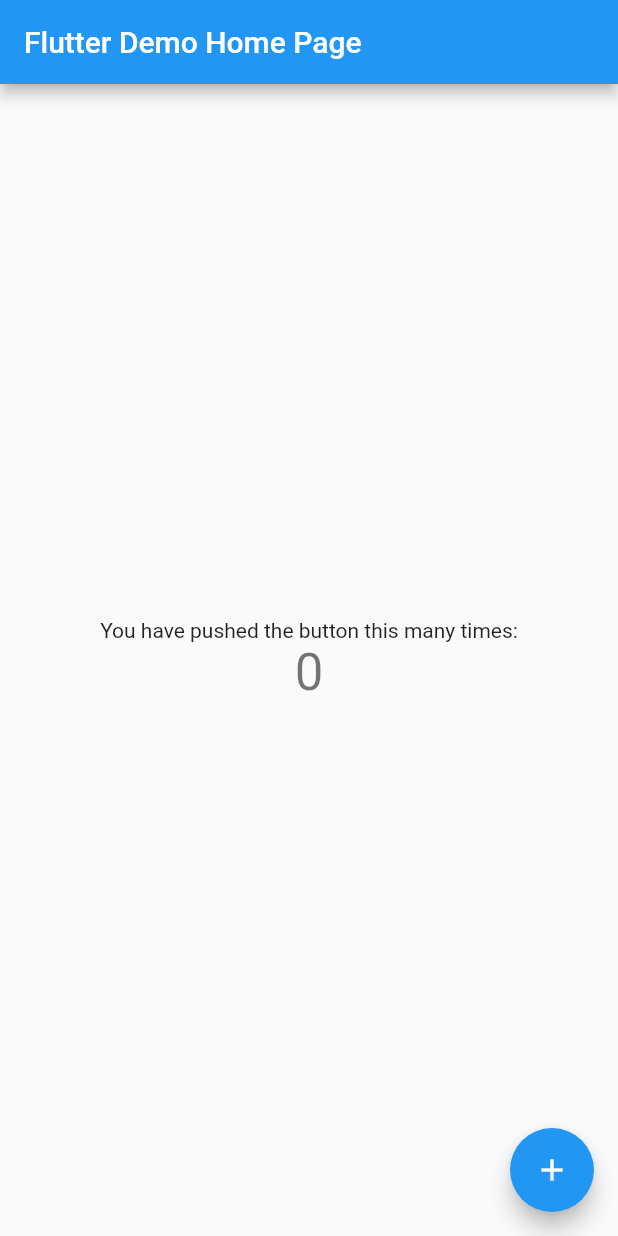
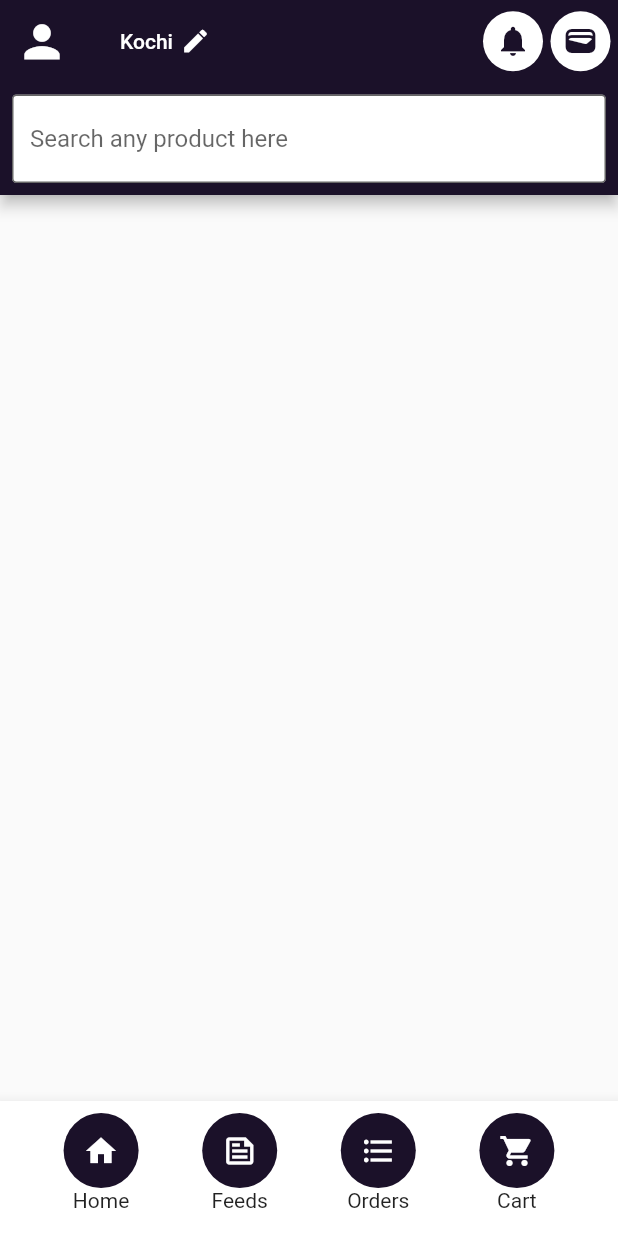
Before and after one commit to vineeth2768/Wexo_Ecommarce, a Flutter app: the screen it shows after launch, on a phone screen of 412 x 824 dp. Run offline on Flutter 3.47's test engine with Material 2 defaults, Android fonts, the phone set to English and light mode, and no system bars; drawn by our look-alikes of searchfield; Roboto replaces fonts that are missing (OoohBaby).

Commit message:
AppBar and BottomBar Ui completed!

```diff
--- /dev/null
+++ b/lib/const/colors/colors.dart
@@ -0,0 +1,4 @@
+import 'package:flutter/material.dart';
+
+const Color baseColor = Color(0xFF1B1129);
+const Color kWhiteColor = Colors.white;
--- /dev/null
+++ b/lib/const/size/size.dart
@@ -0,0 +1,19 @@
+import 'package:flutter/material.dart';
+
+/////// Application Height ////////////////
+
+const SizedBox kHeight5 = SizedBox(height: 5);
+const SizedBox kHeight3 = SizedBox(height: 3);
+const SizedBox kHeight8 = SizedBox(height: 8);
+const SizedBox kHeight10 = SizedBox(height: 10);
+const SizedBox kHeight15 = SizedBox(height: 15);
+const SizedBox kHeight20 = SizedBox(height: 20);
+
+/////// Application Width ////////////////
+
+const SizedBox kWidth5 = SizedBox(width: 5);
+const SizedBox kWidth3 = SizedBox(width: 3);
+const SizedBox kWidth8 = SizedBox(width: 8);
+const SizedBox kWidth10 = SizedBox(width: 10);
+const SizedBox kWidth15 = SizedBox(width: 15);
+const SizedBox kWidth20 = SizedBox(width: 20);
--- a/lib/main.dart
+++ b/lib/main.dart
@@ -1,4 +1,5 @@
 import 'package:flutter/material.dart';
+import 'package:wexo_ecommarce/screens/home/screen_home.dart';
 
 void main() {
   runApp(const MyApp());
@@ -11,105 +12,13 @@
   @override
   Widget build(BuildContext context) {
     return MaterialApp(
-      title: 'Flutter Demo',
+      debugShowCheckedModeBanner: false,
+      title: 'Wexo',
       theme: ThemeData(
-        // This is the theme of your application.
-        //
-        // Try running your application with "flutter run". You'll see the
-        // application has a blue toolbar. Then, without quitting the app, try
-        // changing the primarySwatch below to Colors.green and then invoke
-        // "hot reload" (press "r" in the console where you ran "flutter run",
-        // or simply save your changes to "hot reload" in a Flutter IDE).
-        // Notice that the counter didn't reset back to zero; the application
-        // is not restarted.
+        fontFamily: 'OoohBaby',
         primarySwatch: Colors.blue,
       ),
-      home: const MyHomePage(title: 'Flutter Demo Home Page'),
+      home: const HomeScreen(),
     );
   }
 }
-
-class MyHomePage extends StatefulWidget {
-  const MyHomePage({super.key, required this.title});
-
-  // This widget is the home page of your application. It is stateful, meaning
-  // that it has a State object (defined below) that contains fields that affect
-  // how it looks.
-
-  // This class is the configuration for the state. It holds the values (in this
-  // case the title) provided by the parent (in this case the App widget) and
-  // used by the build method of the State. Fields in a Widget subclass are
-  // always marked "final".
-
-  final String title;
-
-  @override
-  State<MyHomePage> createState() => _MyHomePageState();
-}
-
-class _MyHomePageState extends State<MyHomePage> {
-  int _counter = 0;
-
-  void _incrementCounter() {
-    setState(() {
-      // This call to setState tells the Flutter framework that something has
-      // changed in this State, which causes it to rerun the build method below
-      // so that the display can reflect the updated values. If we changed
-      // _counter without calling setState(), then the build method would not be
-      // called again, and so nothing would appear to happen.
-      _counter++;
-    });
-  }
-
-  @override
-  Widget build(BuildContext context) {
-    // This method is rerun every time setState is called, for instance as done
-    // by the _incrementCounter method above.
-    //
-    // The Flutter framework has been optimized to make rerunning build methods
-    // fast, so that you can just rebuild anything that needs updating rather
-    // than having to individually change instances of widgets.
-    return Scaffold(
-      appBar: AppBar(
-        // Here we take the value from the MyHomePage object that was created by
-        // the App.build method, and use it to set our appbar title.
-        title: Text(widget.title),
-      ),
-      body: Center(
-        // Center is a layout widget. It takes a single child and positions it
-        // in the middle of the parent.
-        child: Column(
-          // Column is also a layout widget. It takes a list of children and
-          // arranges them vertically. By default, it sizes itself to fit its
-          // children horizontally, and tries to be as tall as its parent.
-          //
-          // Invoke "debug painting" (press "p" in the console, choose the
-          // "Toggle Debug Paint" action from the Flutter Inspector in Android
-          // Studio, or the "Toggle Debug Paint" command in Visual Studio Code)
-          // to see the wireframe for each widget.
-          //
-          // Column has various properties to control how it sizes itself and
-          // how it positions its children. Here we use mainAxisAlignment to
-          // center the children vertically; the main axis here is the vertical
-          // axis because Columns are vertical (the cross axis would be
-          // horizontal).
-          mainAxisAlignment: MainAxisAlignment.center,
-          children: <Widget>[
-            const Text(
-              'You have pushed the button this many times:',
-            ),
-            Text(
-              '$_counter',
-              style: Theme.of(context).textTheme.headline4,
-            ),
-          ],
-        ),
-      ),
-      floatingActionButton: FloatingActionButton(
-        onPressed: _incrementCounter,
-        tooltip: 'Increment',
-        child: const Icon(Icons.add),
-      ), // This trailing comma makes auto-formatting nicer for build methods.
-    );
-  }
-}
--- /dev/null
+++ b/lib/screens/home/screen_home.dart
@@ -0,0 +1,19 @@
+import 'package:flutter/material.dart';
+import 'package:wexo_ecommarce/widgets/bottom_app_bar.dart';
+
+import 'package:wexo_ecommarce/widgets/home_appbar.dart';
+
+class HomeScreen extends StatelessWidget {
+  const HomeScreen({super.key});
+
+  @override
+  Widget build(BuildContext context) {
+    return Scaffold(
+      appBar: const HomeAppBar(),
+      bottomNavigationBar: const CustomBottomBar(),
+      body: Column(
+        children: [],
+      ),
+    );
+  }
+}
--- /dev/null
+++ b/lib/screens/screens.dart
@@ -0,0 +1 @@
+export 'home/screen_home.dart';
--- /dev/null
+++ b/lib/widgets/bottom_app_bar.dart
@@ -0,0 +1,84 @@
+import 'package:flutter/material.dart';
+import 'package:wexo_ecommarce/const/colors/colors.dart';
+import 'package:wexo_ecommarce/const/size/size.dart';
+
+class CustomBottomBar extends StatelessWidget {
+  const CustomBottomBar({
+    Key? key,
+  }) : super(key: key);
+
+  @override
+  Widget build(BuildContext context) {
+    return BottomAppBar(
+      color: kWhiteColor,
+      child: SizedBox(
+        height: 90,
+        child: Row(
+          mainAxisAlignment: MainAxisAlignment.spaceEvenly,
+          children: [
+            BottomNavigationButtons(
+              icon: Icons.home,
+              color: baseColor,
+              title: "Home",
+              navigation: () {},
+            ),
+            BottomNavigationButtons(
+              icon: Icons.feed_outlined,
+              color: baseColor,
+              title: "Feeds",
+              navigation: () {},
+            ),
+            BottomNavigationButtons(
+              icon: Icons.format_list_bulleted_outlined,
+              color: baseColor,
+              title: "Orders",
+              navigation: () {},
+            ),
+            BottomNavigationButtons(
+              icon: Icons.shopping_cart,
+              color: baseColor,
+              title: "Cart",
+              navigation: () {},
+            ),
+          ],
+        ),
+      ),
+    );
+  }
+}
+
+class BottomNavigationButtons extends StatelessWidget {
+  const BottomNavigationButtons({
+    Key? key,
+    required this.icon,
+    required this.title,
+    required this.color,
+    required this.navigation,
+  }) : super(key: key);
+
+  final IconData icon;
+  final String title;
+  final Color color;
+  final Function() navigation;
+
+  @override
+  Widget build(BuildContext context) {
+    return Column(
+      children: [
+        kHeight8,
+        CircleAvatar(
+          backgroundColor: color,
+          radius: 25,
+          child: IconButton(
+            onPressed: navigation,
+            icon: Icon(
+              icon,
+              color: kWhiteColor,
+            ),
+          ),
+        ),
+        Text(title),
+      ],
+    );
+  }
+}
--- /dev/null
+++ b/lib/widgets/home_appbar.dart
@@ -0,0 +1,84 @@
+import 'package:flutter/material.dart';
+import 'package:searchfield/searchfield.dart';
+import 'package:wexo_ecommarce/const/colors/colors.dart';
+import 'package:wexo_ecommarce/const/size/size.dart';
+
+class HomeAppBar extends StatelessWidget with PreferredSizeWidget {
+  const HomeAppBar({
+    Key? key,
+  }) : super(key: key);
+
+  @override
+  Widget build(BuildContext context) {
+    return AppBar(
+      backgroundColor: baseColor,
+      leading: IconButton(
+          onPressed: () {},
+          icon: const Icon(
+            Icons.person,
+            size: 35,
+          )),
+      title: TextButton(
+        onPressed: () {},
+        child: Row(
+          children: const [
+            Text(
+              "Kochi",
+              style: TextStyle(
+                color: kWhiteColor,
+              ),
+            ),
+            kWidth5,
+            Icon(
+              Icons.edit,
+              color: kWhiteColor,
+              size: 20,
+            ),
+          ],
+        ),
+      ),
+      actions: [
+        CircleAvatar(
+          backgroundColor: Colors.white,
+          child: IconButton(
+              onPressed: () {},
+              icon: const Icon(
+                Icons.notifications,
+                color: Color(0xFF1B1129),
+              )),
+        ),
+        kWidth5,
+        CircleAvatar(
+          backgroundColor: kWhiteColor,
+          child: IconButton(
+              onPressed: () {},
+              icon: const Icon(
+                Icons.wallet,
+                color: baseColor,
+              )),
+        ),
+        kWidth5,
+      ],
+      bottom: PreferredSize(
+        preferredSize: const Size.fromHeight(80),
+        child: Padding(
+          padding: const EdgeInsets.all(8.0),
+          child: SearchField(
+            suggestions: const [],
+            searchInputDecoration: InputDecoration(
+              hintText: "Search any product here",
+              border: OutlineInputBorder(
+                borderRadius: BorderRadius.circular(3),
+              ),
+              filled: true,
+              fillColor: kWhiteColor,
+            ),
+          ),
+        ),
+      ),
+    );
+  }
+
+  @override
+  Size get preferredSize => const Size.fromHeight(130.0);
+}
--- /dev/null
+++ b/lib/widgets/widgets.dart
@@ -0,0 +1,2 @@
+export 'home_appbar.dart';
+export 'bottom_app_bar.dart';
```
Also changed, not shown: pubspec.yaml (+4 -17 lines), assets/fonts/Poppins-Bold.ttf (added), assets/fonts/Poppins-Light.ttf (added), assets/fonts/Poppins-Regular.ttf (added), pubspec.lock.
